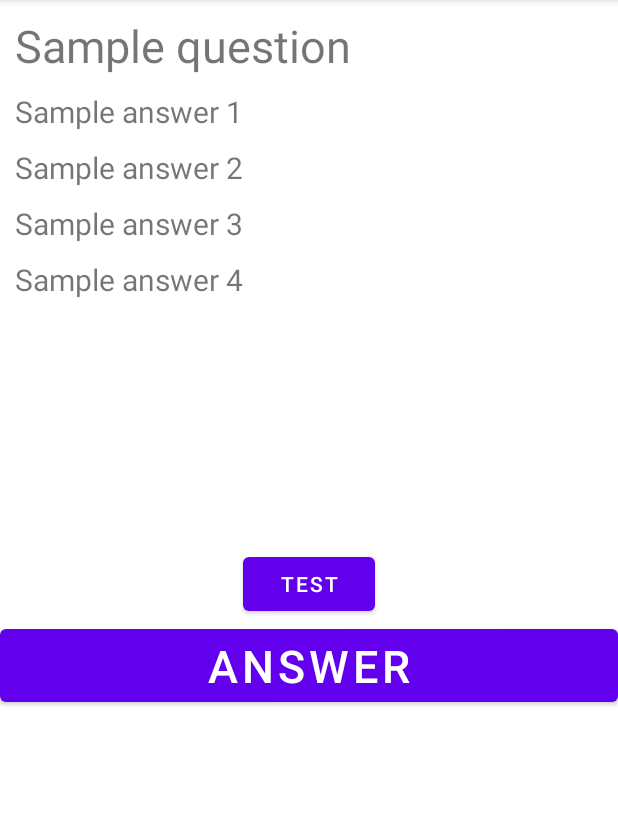
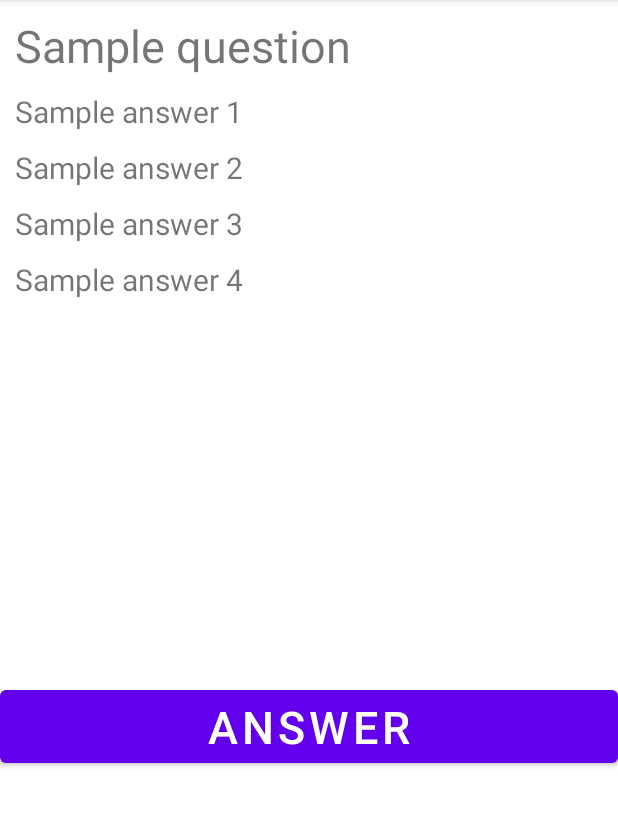
Before and after one commit to Mohammedwich/QuizProgram, an Android app: the AnswerButtonFrag screen opened directly, with no data from a screen before it, on a phone screen of 412 x 824 dp, the part 84-910 px from its top. Run offline under Robolectric (Android 15) with nearby library versions, the phone set to English and light mode, and no system bars; 8 statements that could not run were skipped.

Commit message:
All done, commented, cleaned.

```diff
--- a/app/src/main/java/com/example/quizprogram/QuizQuestions.java
+++ b/app/src/main/java/com/example/quizprogram/QuizQuestions.java
@@ -1,3 +1,12 @@
+//Written by Mohammed Ahmed, msa190000
+//For CS4301.002, assignment 2, started Feb 7 2021.
+//Description:
+//The app will load up some quizzes out of text files and then offer the choices to the user in a
+// RecyclerView. They enter their name and pick a quiz and click next and take the quiz on the next
+// screen. Select an answer and click the answer button which will display the result. Click the
+// button again to load the next question. When done they are greeted and told their result on a
+// third screen. From the third screen they can return to the first.
+
 package com.example.quizprogram;
 
 import androidx.appcompat.app.AppCompatActivity;
@@ -13,6 +22,7 @@ import android.widget.TextView;
 import java.io.Serializable;
 import java.util.ArrayList;
 
+// This class is for second screen
 public class QuizQuestions extends AppCompatActivity
 {
     boolean fragNull = true;
@@ -155,7 +165,6 @@ public class QuizQuestions extends AppCompatActivity
         }
     }
 
-    //TODO: does screen have to be reloaded? Will I call a recyclerView method?
     //Clicking the answer validation fragment will call this
     //Set the next question to be displayed after the current one is answered
     public void setNextQuestions()
@@ -209,7 +218,9 @@ public class QuizQuestions extends AppCompatActivity
 
     public void spawnAnswerButtonFrag()
     {
-        /* //This section of code causes a crash. Replacing works fine without delete then replace/add
+        //This section of code causes a crash. Replacing works fine without delete then replace/add
+        // Left here for note purposes. Code from slides.
+        /*
         if(fragNull == false)
         {
             FragmentManager fragmentManager = getSupportFragmentManager();
@@ -219,45 +230,20 @@ public class QuizQuestions extends AppCompatActivity
             fragmentTransaction.remove(answerValidityFrag).commit();
         }*/
         AnswerButtonFrag answerButtonFrag = AnswerButtonFrag.newInstance("", "");
-        //answerButtonFrag.setValue(answerButtonText);
         FragmentManager fragmentManager = getSupportFragmentManager();
         FragmentTransaction fragmentTransaction = fragmentManager.beginTransaction();
         fragmentTransaction.replace(R.id.FragmentFrameID, answerButtonFrag).addToBackStack(null).commit();
-        //TODO: should I use the ID of the fragment in the Quiz activity xml?
-
-        fragNull = false;
     }
 
     public void spawnAnswerValidityFrag()
     {
-        /* //This section of code causes a crash. Replacing works fine without delete then replace/add
-        if(fragNull == false)
-        {
-            FragmentManager fragmentManager = getSupportFragmentManager();
-            // Check to see if the Answer button fragment is already showing
-            AnswerButtonFrag answerButtonFrag = (AnswerButtonFrag) fragmentManager.findFragmentById(R.id.AnswerButton);
-            FragmentTransaction fragmentTransaction = fragmentManager.beginTransaction();
-            fragmentTransaction.remove(answerButtonFrag).commit();
-        }*/
+        // Note: Had similar commented out code block like the one in spawnAnswerbuttonFrag
+
         AnswerValidityFrag answerValidityFrag = AnswerValidityFrag.newInstance("", "");
         answerValidityFrag.setValue(textForAnswerValidity);
         FragmentManager fragmentManager = getSupportFragmentManager();
         FragmentTransaction fragmentTransaction = fragmentManager.beginTransaction();
         fragmentTransaction.replace(R.id.FragmentFrameID, answerValidityFrag).addToBackStack(null).commit();
-
-        fragNull = false;
     }
 
-    public void runTest2ndScreen(View view)
-    {
-        System.out.println(playerName);
-        /*
-        for (String[] x : allQuestions)
-        {
-            System.out.println(Arrays.toString(x));
-        }
-         */
-    }
-
-
 }
--- a/app/src/main/res/layout/activity_quiz_questions.xml
+++ b/app/src/main/res/layout/activity_quiz_questions.xml
@@ -65,25 +65,16 @@
         app:layout_constraintLeft_toLeftOf="parent"
         app:layout_constraintRight_toRightOf="parent"/>
 
-    <Button
-        android:id="@+id/TestButton2"
-        android:layout_width="wrap_content"
-        android:layout_height="wrap_content"
-        android:text="Test"
-        android:onClick="runTest2ndScreen"
-        app:layout_constraintBottom_toBottomOf="parent"
-        app:layout_constraintEnd_toEndOf="parent"
-        app:layout_constraintStart_toStartOf="parent"
-        app:layout_constraintTop_toTopOf="@+id/Question" />
-
+    <!-- This layout will be replaced with the appropriate fragment -->
     <FrameLayout
+        android:id="@+id/FragmentFrameID"
         android:name="com.example.quizprogram.FragmentFrame"
-        android:id="@+id/FragmentFrameID"
         android:layout_width="match_parent"
         android:layout_height="wrap_content"
-        app:layout_constraintTop_toBottomOf="@id/TestButton2"
+        app:layout_constraintBottom_toBottomOf="parent"
         app:layout_constraintLeft_toLeftOf="parent"
-        app:layout_constraintRight_toRightOf="parent"/>
+        app:layout_constraintRight_toRightOf="parent"
+        app:layout_constraintTop_toBottomOf="@+id/Choice4" />
 
 
 </androidx.constraintlayout.widget.ConstraintLayout>
--- a/app/src/main/res/layout/fragment_answer_button.xml
+++ b/app/src/main/res/layout/fragment_answer_button.xml
@@ -5,7 +5,6 @@
     android:layout_height="wrap_content"
     tools:context=".AnswerButtonFrag">
 
-    <!-- TODO: Update blank fragment layout -->
     <Button
         android:id="@+id/AnswerButton"
         android:layout_width="match_parent"
--- a/app/src/main/res/layout/fragment_answer_validity.xml
+++ b/app/src/main/res/layout/fragment_answer_validity.xml
@@ -5,7 +5,6 @@
     android:layout_height="wrap_content"
     tools:context=".AnswerValidityFrag">
 
-    <!-- TODO: Update blank fragment layout -->
     <TextView
         android:id="@+id/AnswerValidity"
         android:layout_width="match_parent"
```
Also changed, not shown: app/src/main/java/com/example/quizprogram/AnswerButtonFrag.java (+12 -2 lines), app/src/main/java/com/example/quizprogram/AnswerValidityFrag.java (+12 -2 lines), app/src/main/java/com/example/quizprogram/MainActivity.java (+16 -17 lines), app/src/main/java/com/example/quizprogram/Quiz.java (+10 -0 lines), app/src/main/java/com/example/quizprogram/QuizResult.java (+10 -0 lines), app/src/main/java/com/example/quizprogram/QuizTopicAdapter.java (+14 -4 lines), app/src/main/res/layout/activity_main.xml (+0 -9 lines).
